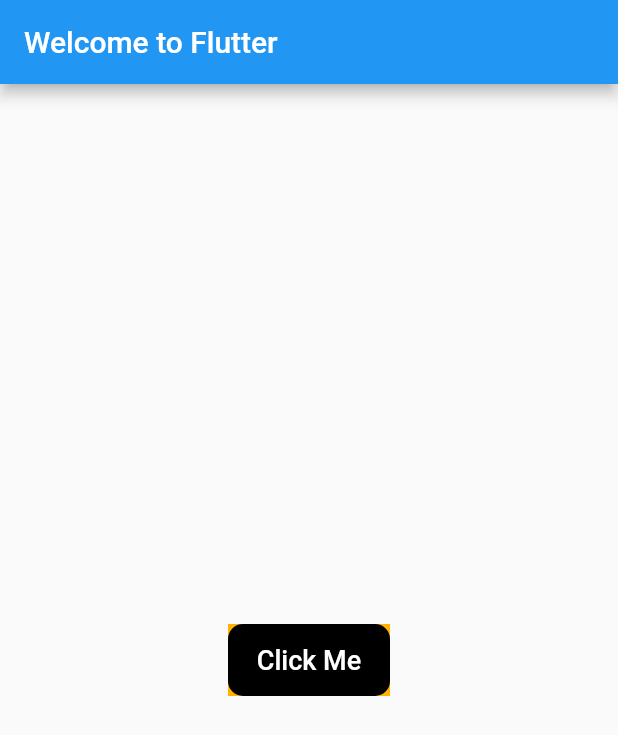
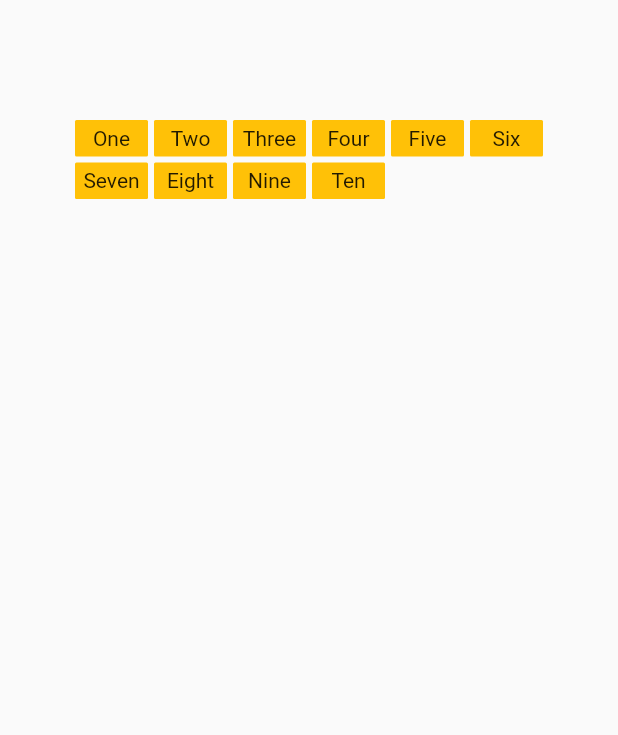
Before and after one commit to damodharank/Flutter-sample, a Flutter app: the screen it shows after launch, on a phone screen of 412 x 824 dp. Shown: the top 735 px of the screen. Run offline on Flutter 3.47's test engine with Material 2 defaults, Android fonts, the phone set to English and light mode, and no system bars.

Commit message:
Grid View Layout

```diff
--- a/lib/pages/launcher.dart
+++ b/lib/pages/launcher.dart
@@ -1,58 +1,100 @@
 import 'package:flutter/material.dart';
-import 'package:my_sample_app/pages/dashboard.dart';
 
+class LauncherPage extends StatefulWidget  {
+  const LauncherPage({ Key? key }) : super(key: key);
 
-class LauncherPage extends StatelessWidget  {
-  const LauncherPage({super.key});
-  @override
+@override
+  _LauncherPageState createState() => _LauncherPageState();
+
+}
+
+class _LauncherPageState  extends State <LauncherPage>{
+
+  List<CountryName> countryNames = [
+    CountryName('One','https://thumbs.dreamstime.com/b/tick-icon-circle-symbol-flat-solution-check-approval-128428629.jpg'),
+    CountryName('Two','https://thumbs.dreamstime.com/b/tick-icon-circle-symbol-flat-solution-check-approval-128428629.jpg'),
+    CountryName('Three','https://thumbs.dreamstime.com/b/tick-icon-circle-symbol-flat-solution-check-approval-128428629.jpg'),
+    CountryName('Four','https://thumbs.dreamstime.com/b/tick-icon-circle-symbol-flat-solution-check-approval-128428629.jpg'),
+    CountryName('Five','https://thumbs.dreamstime.com/b/tick-icon-circle-symbol-flat-solution-check-approval-128428629.jpg'),
+    CountryName('Six','https://thumbs.dreamstime.com/b/tick-icon-circle-symbol-flat-solution-check-approval-128428629.jpg'),
+    CountryName('Seven','https://thumbs.dreamstime.com/b/tick-icon-circle-symbol-flat-solution-check-approval-128428629.jpg'),
+    CountryName('Eight','https://thumbs.dreamstime.com/b/tick-icon-circle-symbol-flat-solution-check-approval-128428629.jpg'),
+    CountryName('Nine','https://thumbs.dreamstime.com/b/tick-icon-circle-symbol-flat-solution-check-approval-128428629.jpg'),
+    CountryName('Ten','https://thumbs.dreamstime.com/b/tick-icon-circle-symbol-flat-solution-check-approval-128428629.jpg'),
+  ];
+
+int selectedService = 4;
+
+ @override
   Widget build(BuildContext context) {
-    return MaterialApp(
-      title: 'Welcome to Flutter',
-      home: Scaffold(
-        appBar: AppBar(
-          title: const Text('Welcome to Flutter'),
+    return Scaffold(
+      body: Column(
+        children: [
+          const SizedBox(height: 80),
+          Container(
+            padding: const EdgeInsets.symmetric(horizontal: 50),
+            height: MediaQuery.of(context).size.height * 0.45,
+            width: MediaQuery.of(context).size.width,
+            child: GridView.builder(
+              gridDelegate: const SliverGridDelegateWithFixedCrossAxisCount(
+                crossAxisCount: 6,
+                childAspectRatio: 2.0,
+                crossAxisSpacing: 4.0,
+                mainAxisSpacing: 4.0,),
+                physics: const NeverScrollableScrollPhysics(),
+                itemCount: countryNames.length,
+              itemBuilder: (BuildContext context, int index) {
+                return Container(
+                  alignment: Alignment.center,
+                  decoration: BoxDecoration(
+                    color: Colors.amber,
+                    borderRadius: BorderRadius.circular(1)
+                  ),
+                  child: Text(countryNames[index].name),
+                );
+               }),
+          )
+        ],
+      )
+    );
+  }
+  countryContainer(String image, String name, int index) {
+    return GestureDetector(
+      onTap: () {},
+      child: AnimatedContainer(
+        duration: const Duration(milliseconds: 500),
+        padding: const EdgeInsets.all(8.0),
+        decoration: BoxDecoration(
+          color: selectedService == index ? Colors.white : Colors.grey.shade100,
+          border: Border.all(
+            color: selectedService == index
+                ? Colors.blue.shade100
+                : Colors.grey.withOpacity(0),
+            width: 2.0,
+          ),
+          borderRadius: BorderRadius.circular(15.0),
         ),
-        body:  Center(
-          child: Container(
-            margin: const EdgeInsets.all(10),
-            color: Colors.amber[600],
-             width: 108.0,
-            height: 48.0,
-            child: MaterialButton(
-                      elevation: 0,
-                      color: Colors.black,
-                      onPressed: () {
-                        _gotoDetailsPage(context);
-
-                      },
-                      height: 55,
-                      shape: RoundedRectangleBorder(
-                        borderRadius: BorderRadius.circular(10)
-                      ),
-                      child: const Center(
-                        child: Text(
-                          'Click Me',
-                          style: TextStyle(
-                            color: Colors.white,
-                            fontSize: 18,
-                            fontWeight: FontWeight.w500,
-                          ),
-                        ),
-                      ),
-                    ),
-
-          ),
-        ),
+        child: Column(
+            mainAxisAlignment: MainAxisAlignment.center,
+            children: <Widget>[
+              Image.network(image, height: 30),
+              const SizedBox(
+                height: 10,
+              ),
+              Text(
+                name,
+                style: const TextStyle(fontSize: 14),
+              )
+            ]),
       ),
     );
   }
+
+
 }
 
- void _gotoDetailsPage(BuildContext context) {
-   Navigator.push(
-    context,
-    MaterialPageRoute(
-      builder: (context) => DashboardPage(),
-    ),
-  );
- }
+class CountryName {
+  final String name;
+  final String imageURL;
+  CountryName(this.name, this.imageURL);
+}
```
